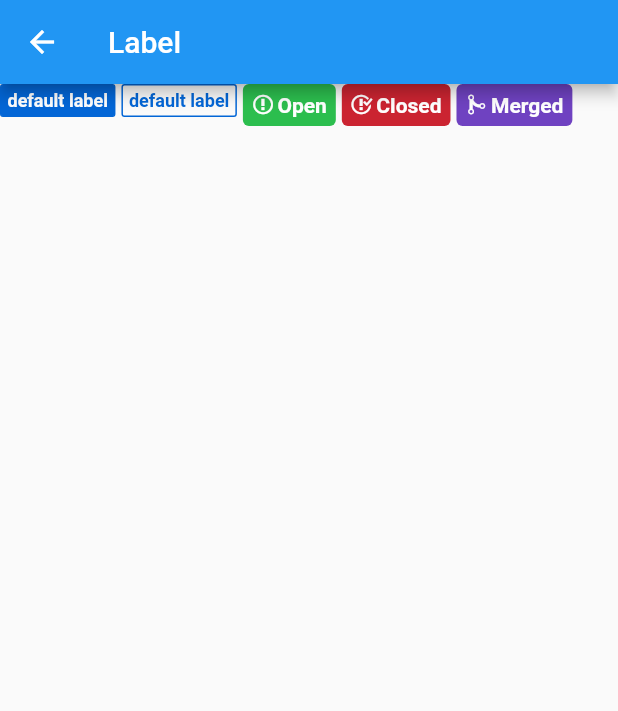
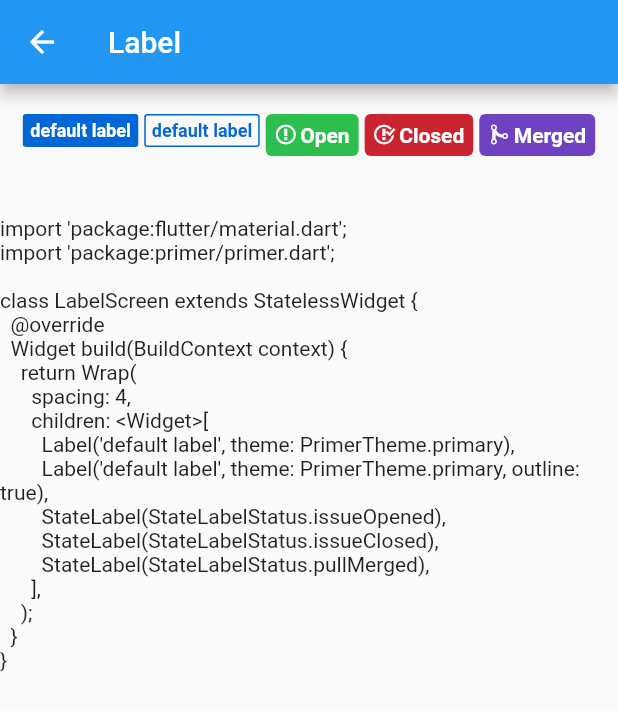
Before and after one commit to git-touch/primer, a Flutter app: the screen it shows after launch, after a tap on "Label", on a phone screen of 412 x 824 dp. Shown: the top 711 px of the screen. Run offline on Flutter 3.47's test engine with Material 2 defaults, Android fonts, the phone set to English and light mode, and no system bars; Roboto replaces fonts that are missing (Menlo).

Commit message:
feat(gallery): add code

```diff
--- a/primer_gallery/lib/main.dart
+++ b/primer_gallery/lib/main.dart
@@ -24,19 +24,85 @@ class WidgetItem {
   String name;
   String description;
   Widget Function() screenFactory;
-  WidgetItem(this.name, this.description, this.screenFactory);
+  String code;
+  WidgetItem(this.name, this.description, this.screenFactory, this.code);
 }
 
 List<WidgetItem> widgetItems = [
-  WidgetItem('Alert', 'Inform users of successful or pending actions',
-      () => AlertScreen()),
   WidgetItem(
-      'Blankslate',
-      'Used when there is a lack of content within a page or section',
-      () => BlankslateScreen()),
-  WidgetItem('Branch Name', 'Git branch name', () => BranchNameScreen()),
+    'Alert',
+    'Inform users of successful or pending actions',
+    () => AlertScreen(),
+    '''import 'package:flutter/material.dart';
+import 'package:primer/primer.dart';
+
+class AlertScreen extends StatelessWidget {
+  @override
+  Widget build(BuildContext context) {
+    return Alert('Flash message goes here.');
+  }
+}
+''',
+  ),
   WidgetItem(
-      'Label', 'Add contextual metadata to a design', () => LabelScreen()),
+    'Blankslate',
+    'Used when there is a lack of content within a page or section',
+    () => BlankslateScreen(),
+    '''import 'package:flutter/material.dart';
+import 'package:primer/primer.dart';
+
+class BlankslateScreen extends StatelessWidget {
+  @override
+  Widget build(BuildContext context) {
+    return Column(
+      children: <Widget>[
+        BlankslateTitle('This is a blank slate'),
+        Text('Use it to provide information when no dynamic content exists.'),
+      ],
+    );
+  }
+}
+''',
+  ),
+  WidgetItem(
+    'Branch Name',
+    'Git branch name',
+    () => BranchNameScreen(),
+    '''import 'package:flutter/material.dart';
+import 'package:primer/primer.dart';
+
+class BranchNameScreen extends StatelessWidget {
+  @override
+  Widget build(BuildContext context) {
+    return BranchName('a_new_feature_branch');
+  }
+}
+''',
+  ),
+  WidgetItem(
+    'Label',
+    'Add contextual metadata to a design',
+    () => LabelScreen(),
+    '''import 'package:flutter/material.dart';
+import 'package:primer/primer.dart';
+
+class LabelScreen extends StatelessWidget {
+  @override
+  Widget build(BuildContext context) {
+    return Wrap(
+      spacing: 4,
+      children: <Widget>[
+        Label('default label', theme: PrimerTheme.primary),
+        Label('default label', theme: PrimerTheme.primary, outline: true),
+        StateLabel(StateLabelStatus.issueOpened),
+        StateLabel(StateLabelStatus.issueClosed),
+        StateLabel(StateLabelStatus.pullMerged),
+      ],
+    );
+  }
+}
+''',
+  ),
 ];
 
 class MyHomePage extends StatelessWidget {
@@ -60,7 +126,21 @@ class MyHomePage extends StatelessWidget {
               Navigator.of(context).push(MaterialPageRoute(
                 builder: (context) => Scaffold(
                   appBar: AppBar(title: Text(item.name)),
-                  body: item.screenFactory(),
+                  body: Column(
+                    children: [
+                      Center(
+                        child: Container(
+                          padding: EdgeInsets.symmetric(vertical: 20),
+                          child: item.screenFactory(),
+                        ),
+                      ),
+                      Container(
+                        padding: EdgeInsets.symmetric(vertical: 20),
+                        child: Text(item.code,
+                            style: TextStyle(fontFamily: 'Menlo')),
+                      ),
+                    ],
+                  ),
                 ),
               ));
             },
```
